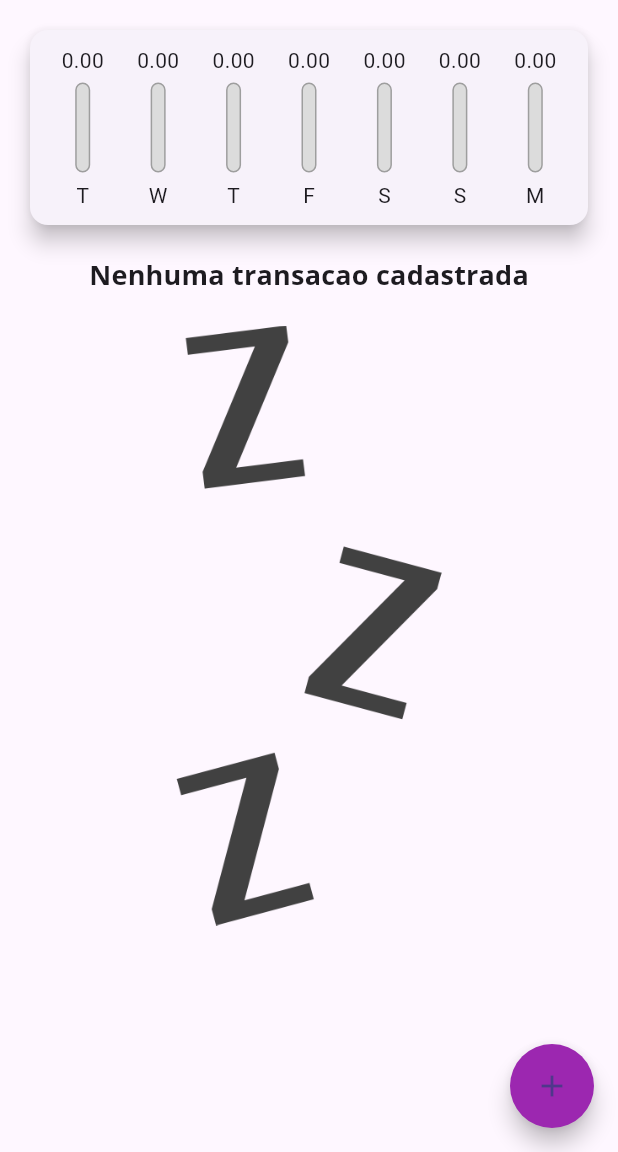
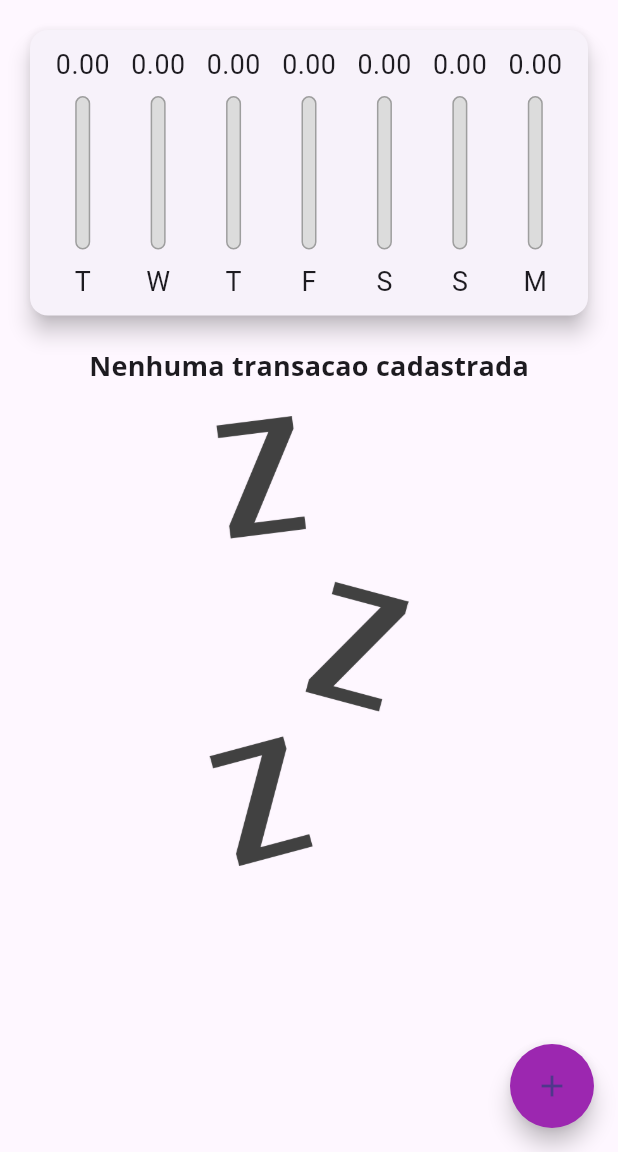
Before and after one commit to VORP2830/Expenses, a Flutter app: the screen it shows after launch, on a phone screen of 412 x 824 dp, the part 84-1236 px from its top. Run offline on Flutter 3.47's test engine with Material 3 defaults, Android fonts, the phone set to English and light mode, and no system bars.

Commit message:
Aula 137 - 142

```diff
--- a/lib/components/chart_bar.dart
+++ b/lib/components/chart_bar.dart
@@ -13,24 +13,23 @@ class ChartBar extends StatelessWidget {
   });
   @override
   Widget build(BuildContext context) {
+    return LayoutBuilder(
+      builder: (ctx, constraints) {
         return Column(
           children: <Widget>[
             Container(
-          height: 20,
+              height: constraints.maxHeight * 0.15,
               child: FittedBox(
-            child: Text(
-              '${value.toStringAsFixed(2)}',
-            ),
+                child: Text('${value.toStringAsFixed(2)}'),
               ),
             ),
             SizedBox(
-          height: 5,
+              height: constraints.maxHeight * 0.05,
             ),
             Container(
-          height: 60,
+              height: constraints.maxHeight * 0.6,
               width: 10,
               child: Stack(
-            alignment: Alignment.bottomCenter,
                 children: <Widget>[
                   Container(
                     decoration: BoxDecoration(
@@ -55,12 +54,19 @@ class ChartBar extends StatelessWidget {
               ),
             ),
             SizedBox(
-          height: 5,
+              height: constraints.maxHeight * 0.05,
             ),
-        Text(
+            Container(
+              height: constraints.maxHeight * 0.15,
+              child: FittedBox(
+                child: Text(
                   label,
-        )
+                ),
+              ),
+            ),
           ],
+        );
+      },
     );
   }
 }
--- a/lib/components/transaction_list.dart
+++ b/lib/components/transaction_list.dart
@@ -10,9 +10,7 @@ class TransactionList extends StatelessWidget {
 
   @override
   Widget build(BuildContext context) {
-    return Container(
-      height: 500,
-      child: transaction.isEmpty
+    return transaction.isEmpty
         ? Column(
             children: <Widget>[
               Text(
@@ -23,7 +21,7 @@ class TransactionList extends StatelessWidget {
                 height: 20,
               ),
               Container(
-                  height: 400,
+                height: 300,
                 child: Image.asset(
                   'assets/images/waiting.png',
                   fit: BoxFit.cover,
@@ -66,7 +64,6 @@ class TransactionList extends StatelessWidget {
                 ),
               );
             },
-            ),
           );
   }
 }
--- a/lib/main.dart
+++ b/lib/main.dart
@@ -50,7 +50,7 @@ class MyHomeApp extends StatefulWidget {
   State<MyHomeApp> createState() => _MyHomeAppState();
 }
 
-final List<Transaction> _transactions = [ ];
+final List<Transaction> _transactions = [];
 
 List<Transaction> get _recentTransactions {
   return _transactions.where(
@@ -105,8 +105,7 @@ class _MyHomeAppState extends State<MyHomeApp> {
 
   @override
   Widget build(BuildContext context) {
-    return Scaffold(
-      appBar: AppBar(
+    final appBar = AppBar(
       title: Text(
         'Despesas Pessoais',
       ),
@@ -119,17 +118,28 @@ class _MyHomeAppState extends State<MyHomeApp> {
           onPressed: () => _openTransctionFormModal(context),
         )
       ],
-      ),
+    );
+
+    final availableHeight = MediaQuery.of(context).size.height - appBar.preferredSize.height - MediaQuery.of(context).padding.top;
+
+    return Scaffold(
+      appBar: appBar,
       body: Column(
         crossAxisAlignment: CrossAxisAlignment.stretch,
         children: <Widget>[
-          Chart(
+          Container(
+            height: availableHeight * 0.3,
+            child: Chart(
               _recentTransactions,
             ),
+          ),
           Expanded(
+            child: Container(
+              height: availableHeight * 0.7,
               child: TransactionList(
                 _transactions,
                 _removeTransaction,
+              ),
             ),
           ),
         ],
```
Lines whose indentation alone changed are shown as unchanged.
